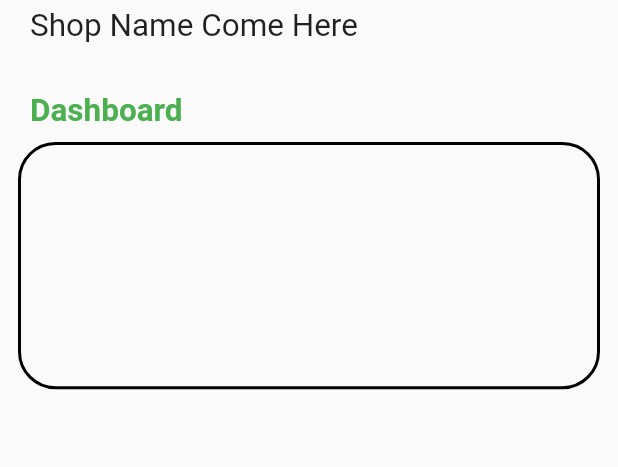
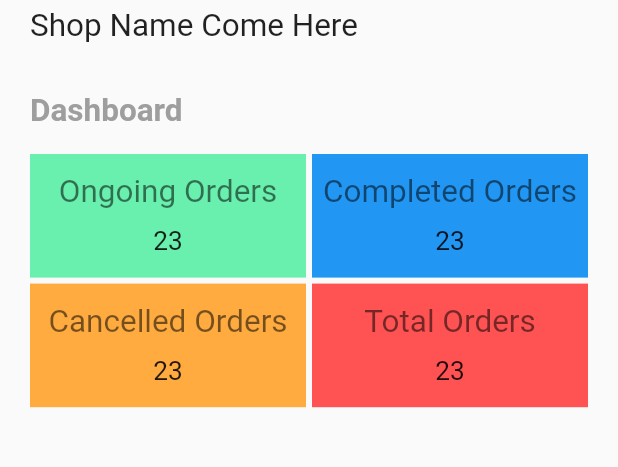
Before and after one commit to akash-963/grocden-app, a Flutter app: the HomeTab screen opened directly, on a phone screen of 412 x 824 dp, the part 104-571 px from its top. Run offline on Flutter 3.47's test engine with Material 2 defaults, Android fonts, the light colour scheme and no system bars; our stand-ins replace cloud_firestore, firebase_auth, firebase_core, firebase_messaging, shared_preferences, velocity_x; missing offline and left inert: autocomplete_textfield; accounts and stored records are empty; generated files the repository leaves out were written again.

Commit message:
dashboard + orders + notifications tabs

```diff
--- a/lib/models/order_model.dart
+++ b/lib/models/order_model.dart
@@ -1,6 +1,7 @@
 import 'package:cloud_firestore/cloud_firestore.dart';
 
 class MyOrder {
+  final String id;
   final String shop;
   final String buyer;
   final double totalValue;
@@ -21,6 +22,7 @@ class MyOrder {
     this.cancelledTimestamp,
     this.tag,
     this.status,
+    required this.id,
   });
 
 
@@ -45,6 +47,7 @@ class MyOrder {
         .toList();
 
     return MyOrder(
+      id: data['id'],
       shop: data['shop'],
       buyer: data['buyer'],
       totalValue: data['totalValue'],
--- a/lib/tabs/home_tab.dart
+++ b/lib/tabs/home_tab.dart
@@ -23,33 +23,91 @@ class _HomeTabState extends State<HomeTab> {
               children: [
                 AppHeader(),
                 SizedBox(height: 16,),
-                "Dashboard".text.xl2.bold.color(Colors.green).make().p(8),
+                "Dashboard".text.xl2.bold.color(Colors.grey).make().p(8),
                 Container(
-                    height: MediaQuery.of(context).size.height / 5,
-                    padding: EdgeInsets.all(8),
-                    decoration: BoxDecoration(
-                      borderRadius: BorderRadius.circular(25),
-                      border: Border.all(width: 2),
-                      // color: Colors.deepPurpleAccent,
-                    ),
-                    // child: GridView.count(
-                    //   shrinkWrap: true,
-                    //   crossAxisCount: 2,
-                    //
-                    //   itemCount: 5,
-                    //   itemBuilder: (BuildContext context, int index) {
-                    //     return Container(
-                    //       child: Column(
-                    //         children: [
-                    //           "Ongoing Orders".text.make(),
-                    //           "10".text.make(),
-                    //         ],
-                    //       ),
-                    //     );
-                    //   },
-                    //
-                    // ),
+                  padding: EdgeInsets.all(8),
+                  child: Column(
+                    mainAxisSize: MainAxisSize.min,
+                    children: [
+                      Row(
+                        children: [
+                          Expanded(
+                            child: Container(
+                              height: MediaQuery.of(context).size.height / 10,
+                              // width: MediaQuery.of(context).size.width / 2.5,
+                              decoration: BoxDecoration(
+                                color: Colors.greenAccent,
+                              ),
+                              padding: EdgeInsets.symmetric(vertical: 8),
+                              child: Column(
+                                mainAxisAlignment: MainAxisAlignment.spaceAround,
+                                children: [
+                                  "Ongoing Orders".text.xl2.color(Colors.black54).make(),
+                                  "23".text.xl.make(),
+                                ],
+                              ),
+                            ),
+                          ),
+                          SizedBox(width: 4), // Add some spacing between items
+                          Expanded(
+                            child: Container(
+                              height: MediaQuery.of(context).size.height / 10,
+                              decoration: BoxDecoration(
+                                color: Colors.blue,
+                              ),
+                              padding: EdgeInsets.symmetric(vertical: 8),
+                              child: Column(
+                                mainAxisAlignment: MainAxisAlignment.spaceAround,
+                                children: [
+                                  "Completed Orders".text.xl2.color(Colors.black54).make(),
+                                  "23".text.xl.make(),
+                                ],
+                              ),
+                            ),
+                          ),
+                        ],
+                      ),
+                      SizedBox(height: 4), // Add some spacing between rows
+                      Row(
+                        children: [
+                          Expanded(
+                            child: Container(
+                              height: MediaQuery.of(context).size.height / 10,
+                              decoration: BoxDecoration(
+                                color: Colors.orangeAccent,
+                              ),
+                              padding: EdgeInsets.symmetric(vertical: 8),
+                              child: Column(
+                                mainAxisAlignment: MainAxisAlignment.spaceAround,
+                                children: [
+                                  "Cancelled Orders".text.xl2.color(Colors.black54).make(),
+                                  "23".text.xl.make(),
+                                ],
+                              ),
+                            ),
+                          ),
+                          SizedBox(width: 4), // Add some spacing between items
+                          Expanded(
+                            child: Container(
+                              height: MediaQuery.of(context).size.height / 10,
+                              decoration: BoxDecoration(
+                                color: Colors.redAccent,
+                              ),
+                              padding: EdgeInsets.symmetric(vertical: 8),
+                              child: Column(
+                                mainAxisAlignment: MainAxisAlignment.spaceAround,
+                                children: [
+                                  "Total Orders".text.xl2.color(Colors.black54).make(),
+                                  "23".text.xl.make(),
+                                ],
+                              ),
+                            ),
+                          ),
+                        ],
+                      ),
+                    ],
                   ),
+                )
               ]
             ),
           ),
--- a/pubspec.yaml
+++ b/pubspec.yaml
@@ -70,6 +70,10 @@ flutter:
   # assets:
   #   - images/a_dot_burr.jpeg
   #   - images/a_dot_ham.jpeg
+  assets:
+    - assets/images/
+    - assets/icons/
+    - assets/files/
 
   # An image asset can refer to one or more resolution-specific "variants", see
   # https://flutter.dev/assets-and-images/#resolution-aware
```
Also changed, not shown: lib/models/notification_model.dart (added, +118 -0 lines), lib/pages/order_details_page.dart (added, +79 -0 lines), lib/tabs/notifications_tab.dart (+53 -3 lines), lib/tabs/orders_tab.dart (+52 -51 lines), lib/widgets/tiles/order_tile.dart (+76 -0 lines), assets/images/17727433.jpg (added), assets/images/logo.png (added).
